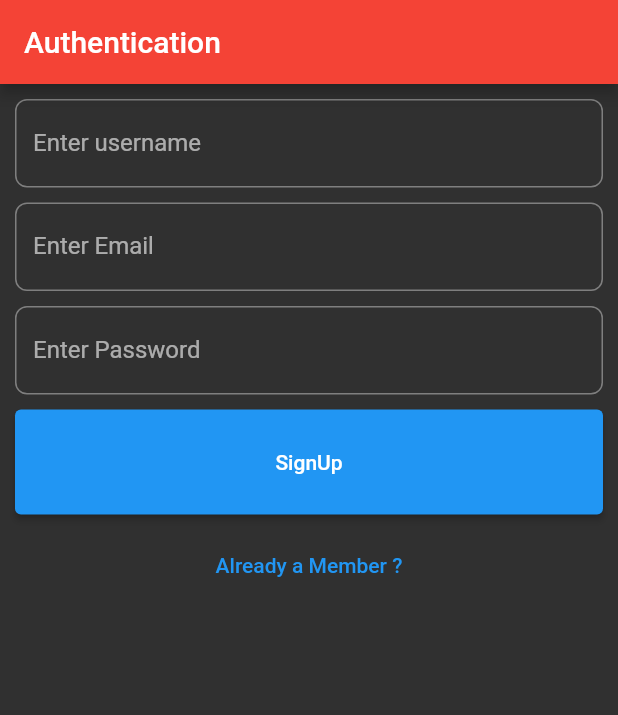
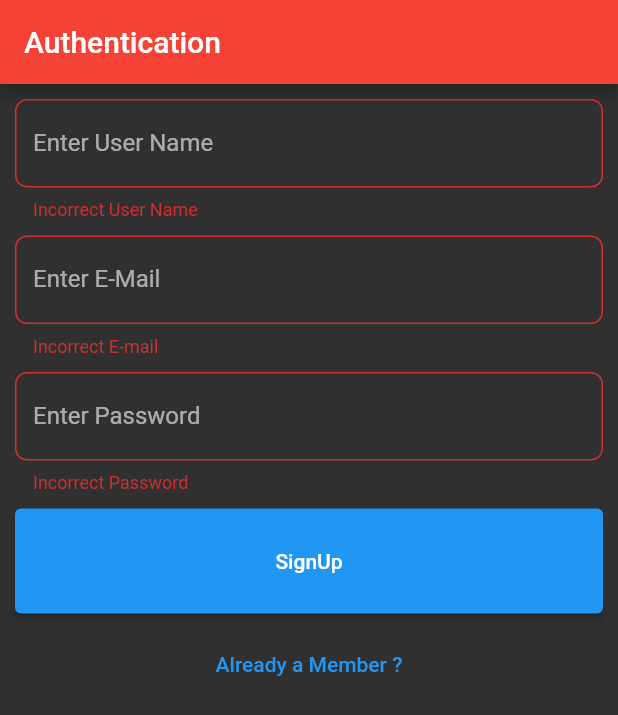
Before and after one commit to Kokeus/lib_firebase, a Flutter app: the screen it shows after launch, after a tap on "SignUp", on a phone screen of 412 x 824 dp. Shown: the top 715 px of the screen. Run offline on Flutter 3.47's test engine with Material 2 defaults, Android fonts, the phone set to English and light mode, and no system bars; our stand-ins replace cloud_firestore, firebase_auth, firebase_core; accounts and stored records are empty.

```diff
--- a/lib/auth/authform.dart
+++ b/lib/auth/authform.dart
@@ -12,10 +12,10 @@ class AuthForm extends StatefulWidget {
 class _AuthFormState extends State<AuthForm> {
 
   //---------------------
-  final _fromkey = GlobalKey<FormState>();
-  var email;
-  var  password;
-  var username;
+  final _formkey = GlobalKey<FormState>();
+  var email = '';
+  var password = '';
+  var username = '';
   bool isLoginPage = false;
   //---------------------
 
@@ -33,11 +33,11 @@ class _AuthFormState extends State<AuthForm> {
     UserCredential userCredential;
     try{
       if(isLoginPage){
-        userCredential = await auth.signInWithEmailAndPassword(
+        userCredential = await auth.createUserWithEmailAndPassword(
             email: email, password: password);
       }
       else{
-        userCredential = await auth.signInWithEmailAndPassword(
+        userCredential = await auth.createUserWithEmailAndPassword(
             email: email, password: password);
       String uid = userCredential.user!.uid;
       await FirebaseFirestore.instance
@@ -50,10 +50,10 @@ class _AuthFormState extends State<AuthForm> {
       print(err);
     }
   }
-
   //---------------------
 
   @override
+
   Widget build(BuildContext context) {
     return Container(
       height: MediaQuery.of(context).size.height,
@@ -67,13 +67,13 @@ class _AuthFormState extends State<AuthForm> {
                 child: Column(
                   mainAxisAlignment: MainAxisAlignment.center,
                   children: [
-                    if (!isLoginPage) // строка 15
+                    if (!isLoginPage)
                     TextFormField(
                       keyboardType: TextInputType.emailAddress,
-                      key: ValueKey('username'),
+                      key: ValueKey('User Name'),
                       validator: (value) {
                         if (value!.isEmpty) {
-                          return 'Incorrect username';
+                          return 'Incorrect User Name';
                         }
                         return null;
                       },
@@ -84,15 +84,15 @@ class _AuthFormState extends State<AuthForm> {
                           border: OutlineInputBorder(
                               borderRadius: new BorderRadius.circular(8.0),
                               borderSide: new BorderSide()),
-                          labelText: "Enter username"),
+                          labelText: "Enter User Name"),
                     ),
                     SizedBox(height: 10),
                     TextFormField(
                       keyboardType: TextInputType.emailAddress,
-                      key: ValueKey('email'),
+                      key: ValueKey('E-Mail'),
                       validator: (value) {
                         if (value!.isEmpty || !value.contains('@')) {
-                          return 'Incorrect Email';
+                          return 'Incorrect E-mail';
                         }
                         return null;
                       },
@@ -103,15 +103,15 @@ class _AuthFormState extends State<AuthForm> {
                         border: OutlineInputBorder(
                           borderRadius: new BorderRadius.circular(8.0),
                           borderSide: new BorderSide()),
-                      labelText: "Enter Email"),
+                      labelText: "Enter E-Mail"),
                       ),
                     SizedBox(height: 10),
                     TextFormField(
                       keyboardType: TextInputType.emailAddress,
-                      key: ValueKey('password'),
+                      key: ValueKey('Password'),
                       validator: (value) {
                         if (value!.isEmpty) {
-                          return 'Incorrect password';
+                          return 'Incorrect Password';
                         }
                         return null;
                       },
@@ -134,6 +134,7 @@ class _AuthFormState extends State<AuthForm> {
                               startAuthentication();
                             })),
                     SizedBox(height: 10),
+
                     Container (
                       child: TextButton(
                         onPressed: (){
```
